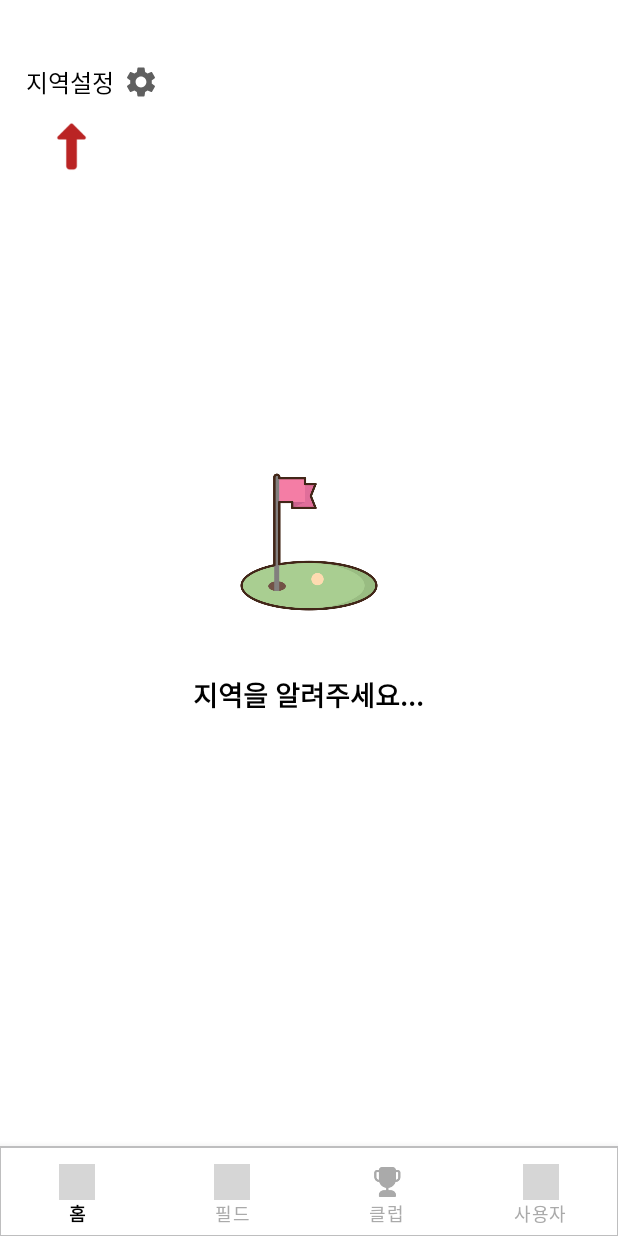
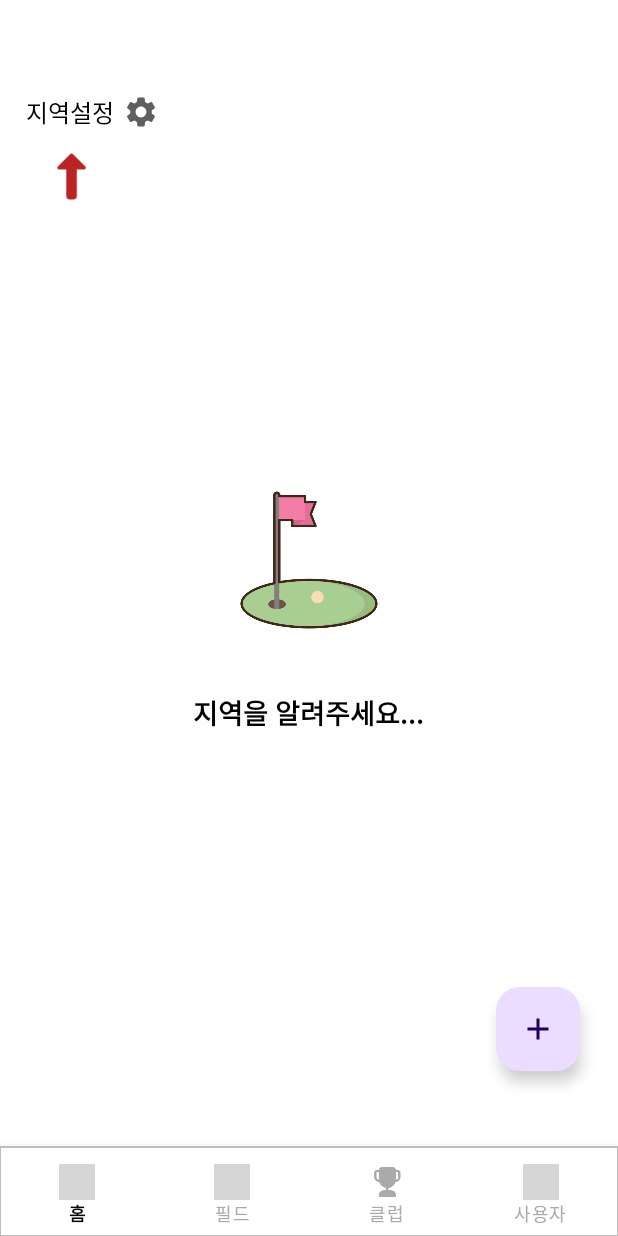
Before and after one commit to bavuchoko/golf_android, an Android app: the GameFragment screen opened directly, with no data from a screen before it, on a phone screen of 412 x 824 dp. Run offline under Robolectric (Android 15) with nearby library versions, the light colour scheme and no system bars; libraries missing offline, so code that uses them is left out: com.auth0.android; 1 statement that could not run was skipped; grey boxes are pictures that could not be loaded.

Commit message:
중복 패딩 제거 하여 넓이 넓힘.

```diff
--- /dev/null
+++ b/app/src/main/res/drawable/baseline_add_24.xml
@@ -0,0 +1,5 @@
+<vector xmlns:android="http://schemas.android.com/apk/res/android" android:height="24dp" android:tint="#000000" android:viewportHeight="24" android:viewportWidth="24" android:width="24dp">
+
+    <path android:fillColor="@android:color/white" android:pathData="M19,13h-6v6h-2v-6H5v-2h6V5h2v6h6v2z"/>
+
+</vector>
--- a/app/src/main/res/layout/fragment_game.xml
+++ b/app/src/main/res/layout/fragment_game.xml
@@ -1,4 +1,4 @@
-<LinearLayout xmlns:android="http://schemas.android.com/apk/res/android"
+<RelativeLayout xmlns:android="http://schemas.android.com/apk/res/android"
     android:layout_width="match_parent"
     android:layout_height="match_parent"
     android:orientation="vertical"
@@ -9,7 +9,8 @@
         android:paddingLeft="16dp"
         android:paddingBottom="10dp"
         android:layout_width="match_parent"
-        android:layout_height="80dp"
+        android:layout_alignParentTop="true"
+        android:layout_height="100dp"
         android:background="@android:color/transparent"
         android:orientation="horizontal">
 
@@ -39,14 +40,14 @@
             android:drawableEnd="@drawable/baseline_settings_24"
             android:drawablePadding="4dp"
             android:text="지역설정" />
-
-
     </LinearLayout>
 
 <!--  지역설정 안했을 경우 -->
     <FrameLayout
         android:id="@+id/notice_my_place_null"
         android:layout_width="match_parent"
+        android:visibility="gone"
+        android:layout_below="@id/game_top_bar"
         android:layout_height="match_parent">
         <ImageView
             android:id="@+id/arrow_up"
@@ -94,7 +95,8 @@
         android:id="@+id/game_nested_container"
         android:layout_width="match_parent"
         android:layout_height="match_parent"
-        android:visibility="gone"
+        android:layout_below="@id/game_top_bar"
+        android:visibility="visible"
         android:padding="16dp"
         android:fillViewport="true">
 
@@ -106,8 +108,6 @@
             <LinearLayout
                 android:layout_width="match_parent"
                 android:layout_height="wrap_content"
-                android:paddingHorizontal="15dp"
-                android:layout_marginVertical="10dp"
                 android:orientation="horizontal">
 
                 <android.widget.Button
@@ -199,7 +199,18 @@
                 android:nestedScrollingEnabled="false" />
 
         </LinearLayout>
+
     </androidx.core.widget.NestedScrollView>
 
+    <com.google.android.material.floatingactionbutton.FloatingActionButton
+        android:id="@+id/board_write"
+        android:layout_width="98dp"
+        android:layout_height="103dp"
+        android:layout_alignParentEnd="true"
+        android:layout_alignParentBottom="true"
+        android:layout_marginEnd="25dp"
+        android:layout_marginBottom="110dp"
+        android:src="@drawable/baseline_add_24" >
+    </com.google.android.material.floatingactionbutton.FloatingActionButton>
 
-</LinearLayout>
+</RelativeLayout>
--- a/app/src/main/res/layout/recycler_game.xml
+++ b/app/src/main/res/layout/recycler_game.xml
@@ -1,8 +1,6 @@
 <LinearLayout xmlns:android="http://schemas.android.com/apk/res/android"
     android:layout_width="match_parent"
     android:layout_height="wrap_content"
-    android:paddingLeft="16dp"
-    android:paddingRight="16dp"
     android:paddingTop="16dp"
     android:paddingBottom="14dp"
     android:orientation="vertical">
```
